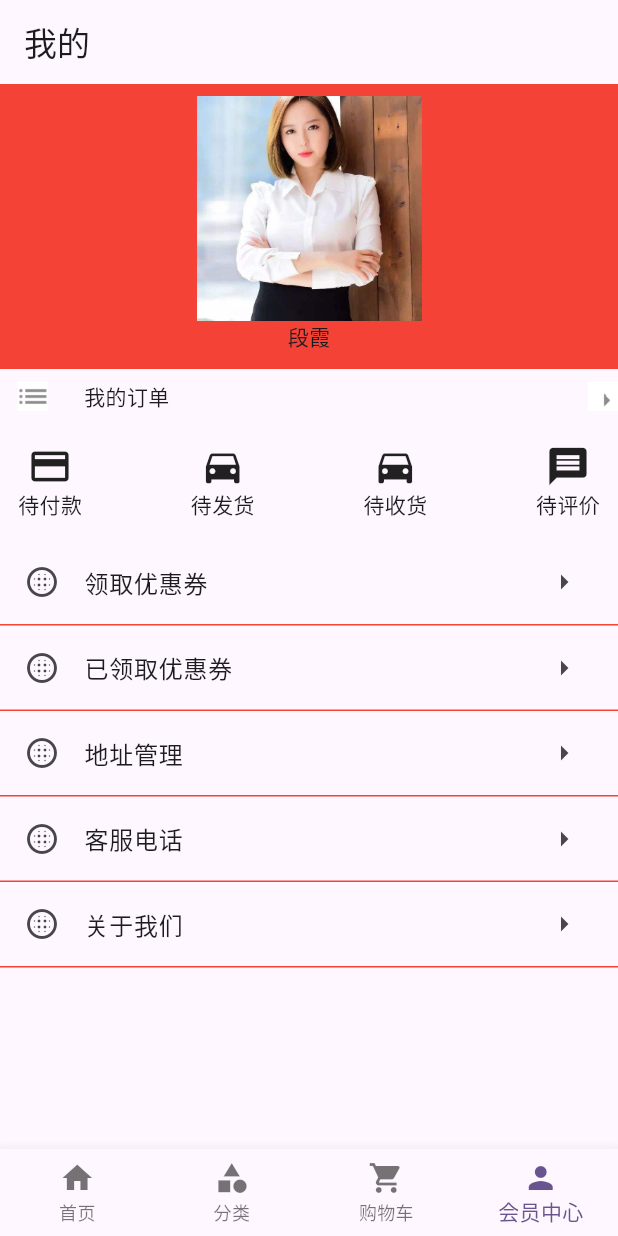
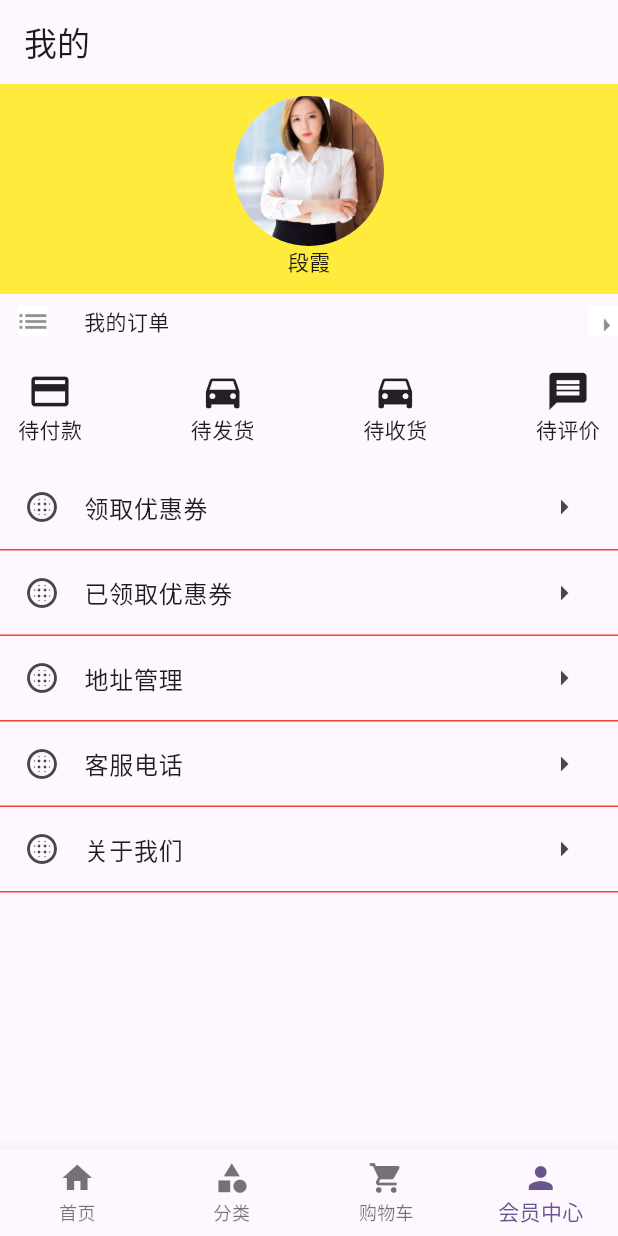
Before and after one commit to wangweijun123/flutter_shop_dx_last, a Flutter app: the screen it shows after launch, item 4 of the bottom bar chosen, on a phone screen of 412 x 824 dp. Run offline on Flutter 3.47's test engine with Material 3 defaults, Android fonts, the light colour scheme and no system bars; our stand-ins replace dio, flutter_screenutil, flutter_swiper_null_safety, get; missing offline and left inert: dart:ffi; network calls fail.

Commit message:
圆形头像

```diff
--- a/lib/pages/member_page.dart
+++ b/lib/pages/member_page.dart
@@ -32,18 +32,16 @@ class _MemberPageState extends State<MemberPage> {
   //头像区域
   Widget _topHeader() {
     return Container(
-      color: Colors.red,
+      color: Colors.yellow,
       // 使用 double.infinity,填充父widget
       width: double.infinity,
-      child: Padding(
-        padding: const EdgeInsets.only(top: 8.0, bottom: 12.0),
+      child: const Padding(
+        padding: EdgeInsets.only(top: 8.0, bottom: 12.0),
         child: Column(
           children: [
-            Image.asset(
-              'assets/images/girl.jpeg',
-              fit: BoxFit.cover,
-              width: 150,
-              height: 150,
+            CircleAvatar(
+              radius: 50,
+              backgroundImage: AssetImage('assets/images/girl.jpeg'),
             ),
             Text('段霞')
           ],
```
